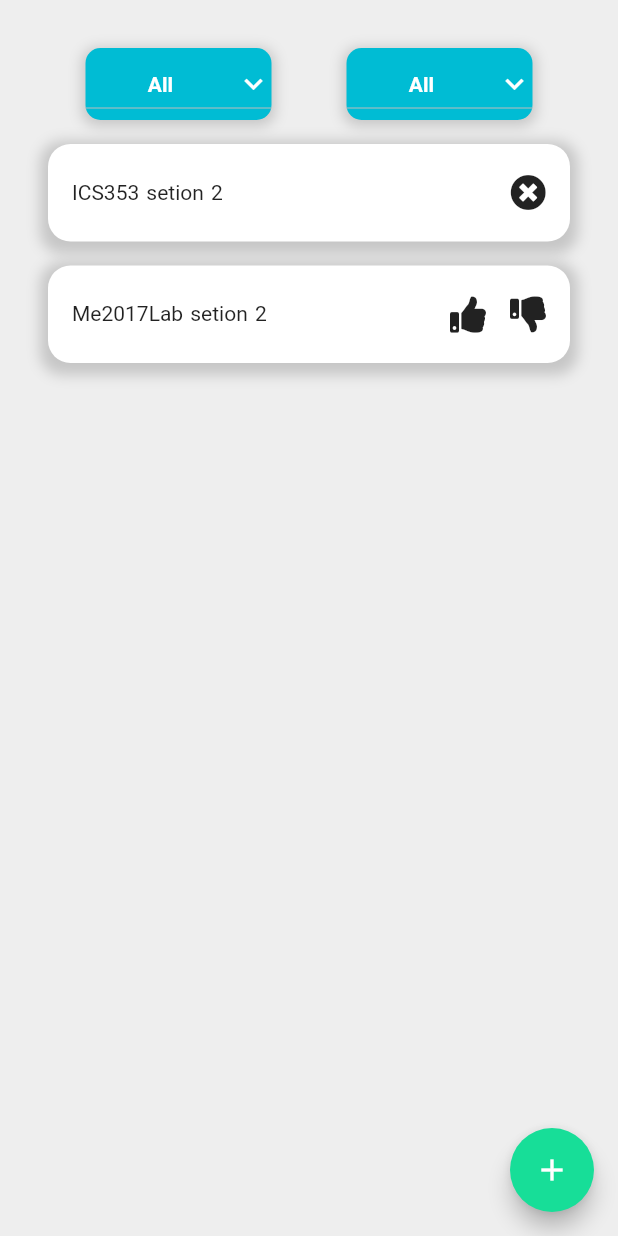
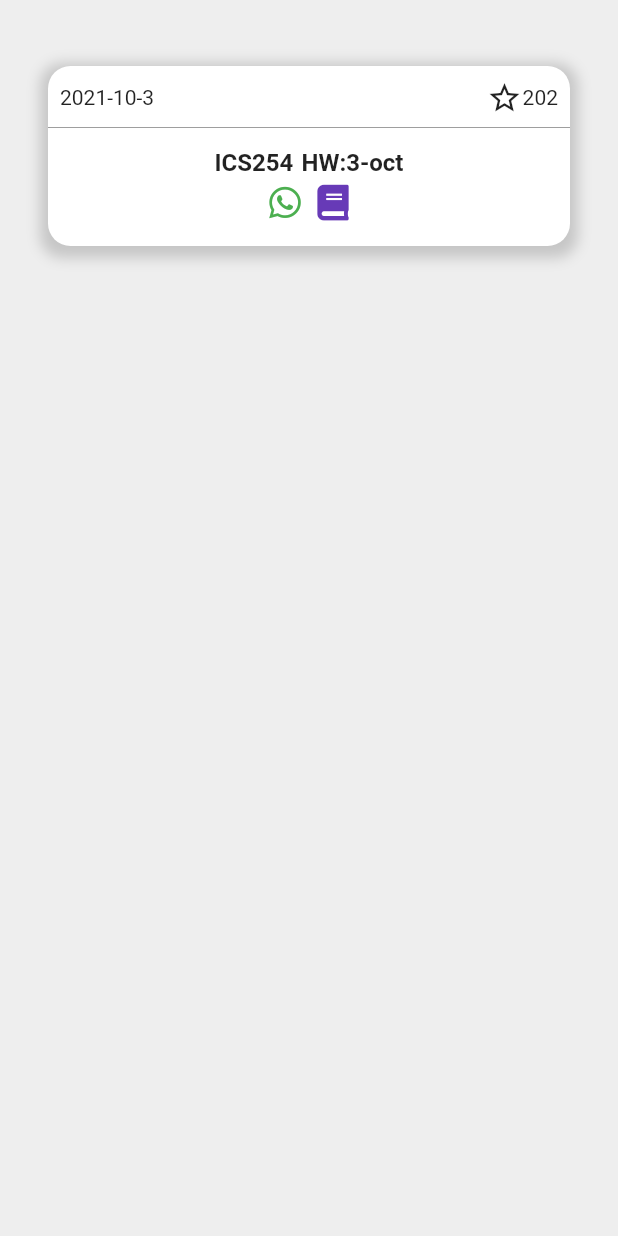
Before and after one commit to petroly-initiative/petroly-flutter, a Flutter app: the Whatsapp screen opened directly, on a phone screen of 412 x 824 dp. Run offline on Flutter 3.47's test engine with Material 2 defaults, Android fonts, the light colour scheme and no system bars; our stand-ins replace flutter_rating_bar, font_awesome_flutter, graphql_flutter, percent_indicator, toggle_switch; accounts and stored records are empty; network calls fail.

Commit message:
changing whatsapp page UI

```diff
--- a/lib/app/evaluation/evaluation.dart
+++ b/lib/app/evaluation/evaluation.dart
@@ -166,6 +166,8 @@ class _EvalationState extends State<Evalation> {
                       }),
                 )
               : CircularProgressIndicator()
+
+          ,Row(children: [],)
         ],
       ),
     );
--- a/lib/app/evaluation/instructor_page.dart
+++ b/lib/app/evaluation/instructor_page.dart
@@ -63,6 +63,7 @@ class _InstructorState extends State<Instructor> {
     return Scaffold(
       body: Stack(children: <Widget>[
         CustomContianer(
+          width: 400,
           height: 600,
           child: Column(
             // mainAxisAlignment: MainAxisAlignment.center,
--- a/lib/app/sign_in/forget_password.dart
+++ b/lib/app/sign_in/forget_password.dart
@@ -63,6 +63,7 @@ class ForgetPassword extends StatelessWidget {
         ),
         //forget password form
         CustomContianer(
+          width: 400,
           height: 250,
           child: Column(
             // mainAxisAlignment: MainAxisAlignment.center,
--- a/lib/app/sign_in/sign_in_page.dart
+++ b/lib/app/sign_in/sign_in_page.dart
@@ -61,6 +61,7 @@ class _SignInPageState extends State<SignInPage> {
         //sign in form
         CustomContianer(
           height: 400,
+          width: 400,
           child: Column(
             mainAxisAlignment: MainAxisAlignment.center,
             crossAxisAlignment: CrossAxisAlignment.stretch,
--- a/lib/app/sign_in/sign_up_page.dart
+++ b/lib/app/sign_in/sign_up_page.dart
@@ -46,6 +46,7 @@ class _SignUpPageState extends State<SignUpPage> {
           //sign up form
           child: CustomContianer(
             height: 550,
+            width: 400,
             child: SingleChildScrollView(
               child: Column(
                 mainAxisAlignment: MainAxisAlignment.center,
--- a/lib/app/whatsapp/whatsapp_page.dart
+++ b/lib/app/whatsapp/whatsapp_page.dart
@@ -1,7 +1,9 @@
 import 'package:flutter/material.dart';
+import 'package:flutter/widgets.dart';
 import 'package:font_awesome_flutter/font_awesome_flutter.dart';
 import 'package:petroly/app/home/nav_bar.dart';
 import 'package:petroly/custom_widgets/custom_icon_button.dart';
+import 'package:petroly/custom_widgets/form_contianer.dart';
 
 import 'add_group_form.dart';
 
@@ -11,21 +13,19 @@ class Whatsapp extends StatefulWidget {
 }
 
 class _WhatsappState extends State<Whatsapp> {
-
-
   @override
   Widget build(BuildContext context) {
     return Scaffold(
       drawer: NavBar(),
       body: WhatsappPage(),
       backgroundColor: Colors.grey[200],
-      floatingActionButton: FloatingActionButton(
-        onPressed: () async {
-          await showInformationDialog(context);
-        },
-        child: const Icon(Icons.add),
-        backgroundColor: Color(0xFF17DE98),
-      ),
+      // floatingActionButton: FloatingActionButton(
+      //   onPressed: () async {
+      //     await showInformationDialog(context);
+      //   },
+      //   child: const Icon(Icons.add),
+      //   backgroundColor: Color(0xFF17DE98),
+      // ),
     );
   }
 }
@@ -50,86 +50,14 @@ class _WhatsappPageState extends State<WhatsappPage> {
       margin: const EdgeInsets.all(16.0),
       child: Column(
         children: [
-          Row(
-            mainAxisAlignment: MainAxisAlignment.spaceAround,
-            children: [
-              Container(
-                decoration: BoxDecoration(
-                    color: Colors.cyan,
-                    borderRadius: BorderRadius.all(Radius.circular(10.0)),
-                    boxShadow: [
-                      BoxShadow(
-                        color: Colors.grey.withOpacity(0.5),
-                        spreadRadius: 2,
-                        blurRadius: 7,
-                        offset: Offset(0, 2),
-                      ),
-                    ]),
-                child: DropdownButton(
-                  style: TextStyle(
-                    color: Colors.white,
-                    fontWeight: FontWeight.bold,
-                  ),
-                  dropdownColor: Colors.blueGrey,
-                  value: department,
-                  iconEnabledColor: Colors.white,
-                  icon: Icon(Icons.keyboard_arrow_down),
-                  items: items.map((String items) {
-                    return DropdownMenuItem(
-                        value: items,
-                        child: SizedBox(
-                          width: 100.0,
-                          child: Text(items, textAlign: TextAlign.center),
-                        ));
-                  }).toList(),
-                  onChanged: (String? newValue) {
-                    setState(() {
-                      department = newValue!;
-                    });
-                  },
-                ),
+          SizedBox(
+            height: 12,
           ),
           Container(
-                decoration: BoxDecoration(
-                    color: Colors.cyan,
-                    borderRadius: BorderRadius.all(Radius.circular(10.0)),
-                    boxShadow: [
-                      BoxShadow(
-                        color: Colors.grey.withOpacity(0.5),
-                        spreadRadius: 2,
-                        blurRadius: 7,
-                        offset: Offset(0, 2),
-                      ),
-                    ]),
-                child: DropdownButton(
-                  style: TextStyle(
-                    color: Colors.white,
-                    fontWeight: FontWeight.bold,
-                  ),
-                  dropdownColor: Colors.blueGrey,
-                  value: department,
-                  iconEnabledColor: Colors.white,
-                  icon: Icon(Icons.keyboard_arrow_down),
-                  items: items.map((String items) {
-                    return DropdownMenuItem(
-                        value: items,
-                        child: SizedBox(
-                          width: 100.0,
-                          child: Text(items, textAlign: TextAlign.center),
-                        ));
-                  }).toList(),
-                  onChanged: (String? newValue) {
-                    setState(() {
-                      department = newValue!;
-                    });
-                  },
-                ),
-              ),
-            ],
-          ),
-          Container(
-            margin: EdgeInsets.fromLTRB(0, 16, 0, 0),
-            padding: EdgeInsets.all(16),
+            alignment: Alignment.center,
+            height: 120,
+            width: MediaQuery.of(context).size.width,
+            padding: const EdgeInsets.symmetric(vertical: 9.0),
             decoration: BoxDecoration(
               borderRadius: BorderRadius.circular(15),
               color: Colors.white,
@@ -142,44 +70,46 @@ class _WhatsappPageState extends State<WhatsappPage> {
                 ),
               ],
             ),
-            height: 65,
-            width: 360,
+            child: Column(
+              children: [
+                Padding(
+                  padding: const EdgeInsets.symmetric(horizontal: 8.0),
                   child: Row(
                     mainAxisAlignment: MainAxisAlignment.spaceBetween,
                     children: [
-                Text('ICS353 setion 2'),
-                Icon(FontAwesomeIcons.solidTimesCircle)
+                      Text('2021-10-3'),
+                      Row(
+                        children: [
+                          Icon(
+                            Icons.star_border_outlined,
+                          ),
+                          Text('202')
+                        ],
+                      ),
                     ],
                   ),
                 ),
-          Container(
-            margin: EdgeInsets.fromLTRB(0, 16, 0, 0),
-            padding: EdgeInsets.all(16),
-            decoration: BoxDecoration(
-              borderRadius: BorderRadius.circular(15),
-              color: Colors.white,
-              boxShadow: [
-                BoxShadow(
-                  color: Colors.grey.withOpacity(0.5),
-                  spreadRadius: 5,
-                  blurRadius: 7,
-                  offset: Offset(0, 3),
+                Divider(
+                  color: Colors.grey,
                 ),
+                Row(
+                  mainAxisAlignment: MainAxisAlignment.center,
+                  children: [
+                    Text(
+                      'ICS254 HW:3-oct',
+                      style:
+                          TextStyle(fontSize: 16, fontWeight: FontWeight.bold),
+                    )
                   ],
                 ),
-            height: 65,
-            width: 360,
-            child: Row(
-              mainAxisAlignment: MainAxisAlignment.spaceBetween,
+                Row(
+                  mainAxisAlignment: MainAxisAlignment.center,
                   children: [
-                Text('Me2017Lab setion 2'),
-                Row(
-                  children: [
-                    Icon(FontAwesomeIcons.solidThumbsUp),
+                    Icon(FontAwesomeIcons.whatsapp, color: Colors.green),
                     SizedBox(
-                      width: 16,
+                      width: 8,
                     ),
-                    Icon(FontAwesomeIcons.solidThumbsDown),
+                    Icon(FontAwesomeIcons.book, color: Colors.deepPurple),
                   ],
                 ),
               ],
--- a/lib/custom_widgets/form_contianer.dart
+++ b/lib/custom_widgets/form_contianer.dart
@@ -4,10 +4,13 @@ import 'package:font_awesome_flutter/font_awesome_flutter.dart';
 class CustomContianer extends StatelessWidget {
   CustomContianer({
     required this.height,
+    required this.width,
+
     required this.child,
   });
 
   final double height;
+  final double width;
   final Widget child;
 
   @override
@@ -30,7 +33,7 @@ class CustomContianer extends StatelessWidget {
             ],
           ),
           height: height,
-          width: 400,
+          width: width,
           alignment: Alignment.center,
           child: child,
         ),
--- a/lib/main.dart
+++ b/lib/main.dart
@@ -56,6 +56,7 @@ class MyApp extends StatelessWidget {
             '/instructor': (context) => Instructor(),
             '/evalation': (context) => Evalation(),
             '/evalationForm': (context) => EvaluationForm(),
+            '/myEvaluation': (context) => MyEvaluation(),
             // '/whatsappForm': (context) => showInformationDialog(),
           },
           home: SignInPage(),
```
Lines whose indentation alone changed are shown as unchanged.
